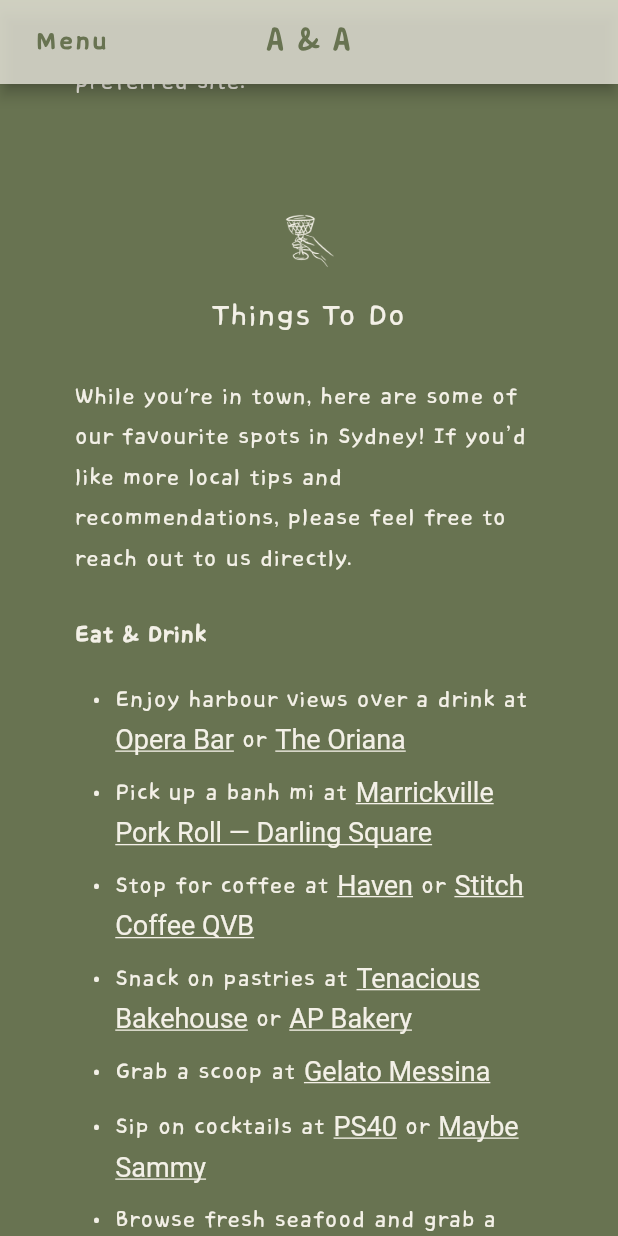
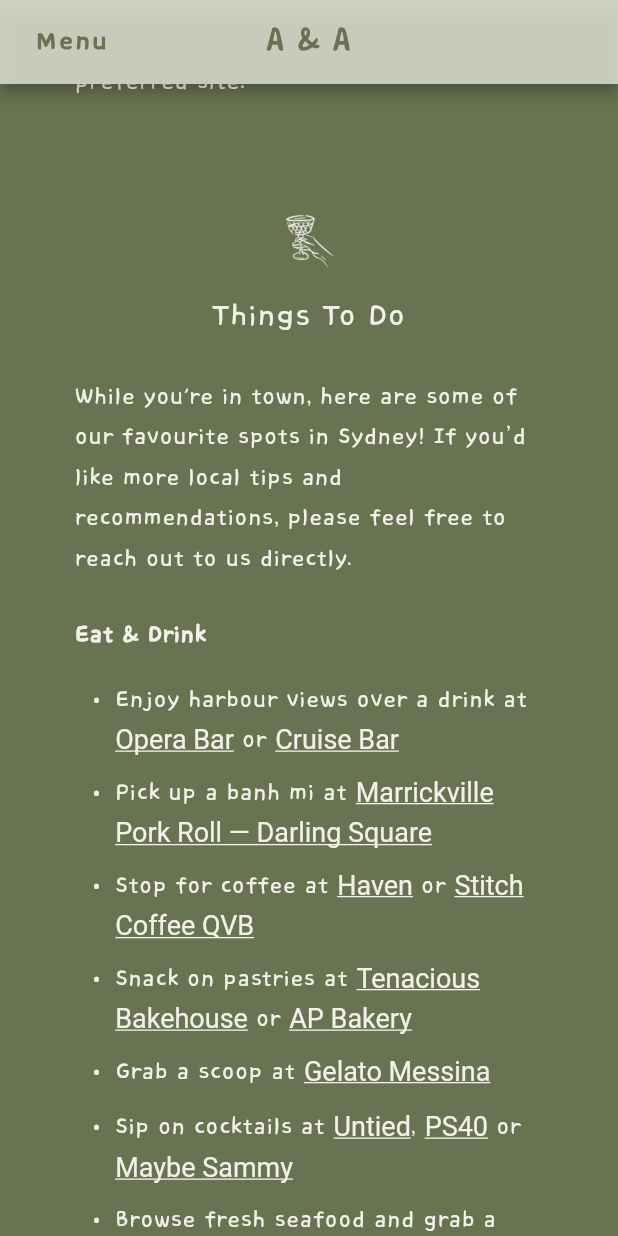
Before and after one commit to wlevina/abiandandy, a Flutter app: the OverseasGuestsScreen screen opened directly, scrolled down 1728 dp, on a phone screen of 412 x 824 dp. Run offline on Flutter 3.47's test engine with Material 3 defaults, Android fonts, the phone set to English and light mode, and no system bars.

Commit message:
Add dedicated link-preview image, update icons, and refresh venue recs
Use a purpose-sized 1200x630 image for link previews instead of reusing
the app icon, switching Twitter cards to summary_large_image to match.
Also swap out a couple of overseas-guest venue recommendations (Cruise
Bar replaces The Oriana, add Untied to the cocktail bars), refresh the
icon set, and cache-bust the favicon/apple-touch-icon again.

Co-Authored-By: Claude Sonnet 5 <noreply@anthropic.com>

```diff
--- a/lib/widgets/overseas_guests.dart
+++ b/lib/widgets/overseas_guests.dart
@@ -210,13 +210,12 @@ class OverseasGuests extends StatelessWidget {
         ),
         const SizedBox(height: 8),
         _bullet(
-            'Enjoy harbour views over a drink at Opera Bar or The Oriana',
+            'Enjoy harbour views over a drink at Opera Bar or Cruise Bar',
             fontSize,
             links: {
               'Opera Bar':
                   'https://www.google.com/maps/search/?api=1&query=Opera+Bar+Sydney&query_place_id=ChIJB5NuYGauEmsROhQEpJXe5qo',
-              'The Oriana':
-                  'https://www.google.com/maps/search/?api=1&query=Squires+Landing+Sydney&query_place_id=ChIJDcRr3A6vEmsRN3dKYsaQawI',
+              'Cruise Bar': 'https://maps.app.goo.gl/fPa8oSY2Hr63Grjd7',
             }),
         _bullet('Pick up a banh mi at Marrickville Pork Roll — Darling Square',
             fontSize,
@@ -242,7 +241,9 @@ class OverseasGuests extends StatelessWidget {
           'Gelato Messina':
               'https://www.google.com/maps/search/?api=1&query=Gelato+Messina+Circular+Quay&query_place_id=ChIJlyAUd0KuEmsRUUgk0FiWG14',
         }),
-        _bullet('Sip on cocktails at PS40 or Maybe Sammy', fontSize, links: {
+        _bullet('Sip on cocktails at Untied, PS40 or Maybe Sammy', fontSize,
+            links: {
+              'Untied': 'https://maps.app.goo.gl/QqKtCSAgNF4PMrjq5',
           'PS40':
               'https://www.google.com/maps/search/?api=1&query=PS40+Sydney&query_place_id=ChIJqcU0ST-uEmsRClU9RTRiAk4',
           'Maybe Sammy': 'https://maps.app.goo.gl/e5wXquuB5oK38suV8',
```
Also changed, not shown: assets/images/table.jpeg (added), 17 other files.
